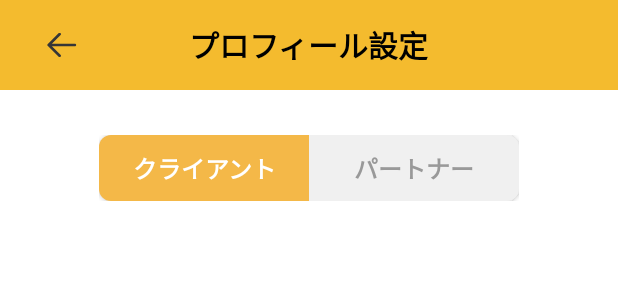
After one commit to Leapfrog-Software/PricetarPartner, an Android app: the layout fragment_profile.xml on its own in the app's theme, with its tools: preview values and no code run, on a phone screen of 412 x 824 dp. The commit adds this screen. Shown: the top 300 px of the screen. Run offline under Robolectric (Android 15) with nearby library versions, the phone set to English and light mode, and no system bars.

Commit message:
[Android] プロフィール画面を作成

```diff
--- a/Android/app/src/main/java/jp/co/lfg/pricetarpartner/Fragment/Splash/RegisterUserFragment.java
+++ b/Android/app/src/main/java/jp/co/lfg/pricetarpartner/Fragment/Splash/RegisterUserFragment.java
@@ -70,6 +70,8 @@ public class RegisterUserFragment extends BaseFragment {
         RegisterUserRequester.register(email, password, new RegisterUserRequester.Callback() {
             @Override
             public void didReceiveData(boolean result, String userId) {
+                Loading.stop();
+
                 if (result) {
                     SaveData saveData = SaveData.getInstance();
                     saveData.userId = userId;
--- /dev/null
+++ b/Android/app/src/main/res/drawable/shape_segment_left_on.xml
@@ -0,0 +1,15 @@
+<?xml version="1.0" encoding="utf-8"?>
+<shape xmlns:android="http://schemas.android.com/apk/res/android"
+    android:shape="rectangle"
+    android:layout_width="match_parent"
+    android:layout_height="match_parent">
+
+    <solid android:color="#f4b848" />
+    <corners android:topRightRadius="0dp"
+        android:bottomRightRadius="0dp"
+        android:bottomLeftRadius="8dp"
+        android:topLeftRadius="8dp" />
+    <stroke
+        android:width="0dp"
+        android:color="#0000"/>
+</shape>
--- /dev/null
+++ b/Android/app/src/main/res/drawable/shape_segment_right_off.xml
@@ -0,0 +1,15 @@
+<?xml version="1.0" encoding="utf-8"?>
+<shape xmlns:android="http://schemas.android.com/apk/res/android"
+    android:shape="rectangle"
+    android:layout_width="match_parent"
+    android:layout_height="match_parent">
+
+    <solid android:color="#f0f0f0" />
+    <corners android:topRightRadius="8dp"
+        android:bottomRightRadius="8dp"
+        android:bottomLeftRadius="0dp"
+        android:topLeftRadius="0dp" />
+    <stroke
+        android:width="0dp"
+        android:color="#0000"/>
+</shape>
--- /dev/null
+++ b/Android/app/src/main/res/layout/fragment_profile.xml
@@ -0,0 +1,66 @@
+<?xml version="1.0" encoding="utf-8"?>
+<LinearLayout xmlns:android="http://schemas.android.com/apk/res/android"
+    android:layout_width="match_parent"
+    android:layout_height="match_parent"
+    android:id="@+id/rootLayout"
+    android:background="#fff"
+    android:clickable="true"
+    android:orientation="vertical">
+
+    <FrameLayout
+        android:layout_width="match_parent"
+        android:layout_height="60dp"
+        android:background="#F4BB2E">
+        <ImageButton
+            android:id="@+id/backButton"
+            android:layout_width="60dp"
+            android:layout_height="60dp"
+            android:src="@drawable/back"
+            android:scaleType="fitCenter"
+            android:background="#0000"
+            android:layout_marginLeft="10dp"/>
+        <TextView
+            android:layout_width="wrap_content"
+            android:layout_height="wrap_content"
+            android:text="プロフィール設定"
+            android:textSize="20dp"
+            android:textColor="#000"
+            android:textStyle="bold"
+            android:layout_gravity="center"/>
+    </FrameLayout>
+
+    <LinearLayout
+        android:layout_width="280dp"
+        android:layout_height="44dp"
+        android:orientation="horizontal"
+        android:layout_gravity="center_horizontal"
+        android:layout_marginTop="30dp">
+        <Button
+            android:id="@+id/clientButton"
+            android:layout_width="0dp"
+            android:layout_weight="1"
+            android:layout_height="match_parent"
+            android:text="クライアント"
+            android:textSize="16dp"
+            android:textColor="#fff"
+            android:textStyle="bold"
+            android:background="@drawable/shape_segment_left_on"/>
+        <Button
+            android:id="@+id/partnerButton"
+            android:layout_width="0dp"
+            android:layout_weight="1"
+            android:layout_height="match_parent"
+            android:text="パートナー"
+            android:textSize="16dp"
+            android:textColor="#999"
+            android:textStyle="bold"
+            android:background="@drawable/shape_segment_right_off"/>
+    </LinearLayout>
+
+    <FrameLayout
+        android:id="@+id/profileContainerLayout"
+        android:layout_width="match_parent"
+        android:layout_height="0dp"
+        android:layout_weight="1"/>
+
+</LinearLayout>
```
Also changed, not shown: Android/app/src/main/java/jp/co/lfg/pricetarpartner/Fragment/MyPage/Profile/ProfileClientFragment.java (added, +20 -0 lines), Android/app/src/main/java/jp/co/lfg/pricetarpartner/Fragment/MyPage/Profile/ProfileFragment.java (+131 -0 lines), Android/app/src/main/java/jp/co/lfg/pricetarpartner/Fragment/MyPage/Profile/ProfilePartnerFragment.java (added, +20 -0 lines), Android/app/src/main/res/drawable/shape_segment_left_off.xml (added, +15 -0 lines), Android/app/src/main/res/drawable/shape_segment_right_on.xml (added, +15 -0 lines), Android/app/src/main/res/layout/fragment_profile_client.xml (added, +31 -0 lines), Android/app/src/main/res/layout/fragment_profile_partner.xml (added, +10 -0 lines).
